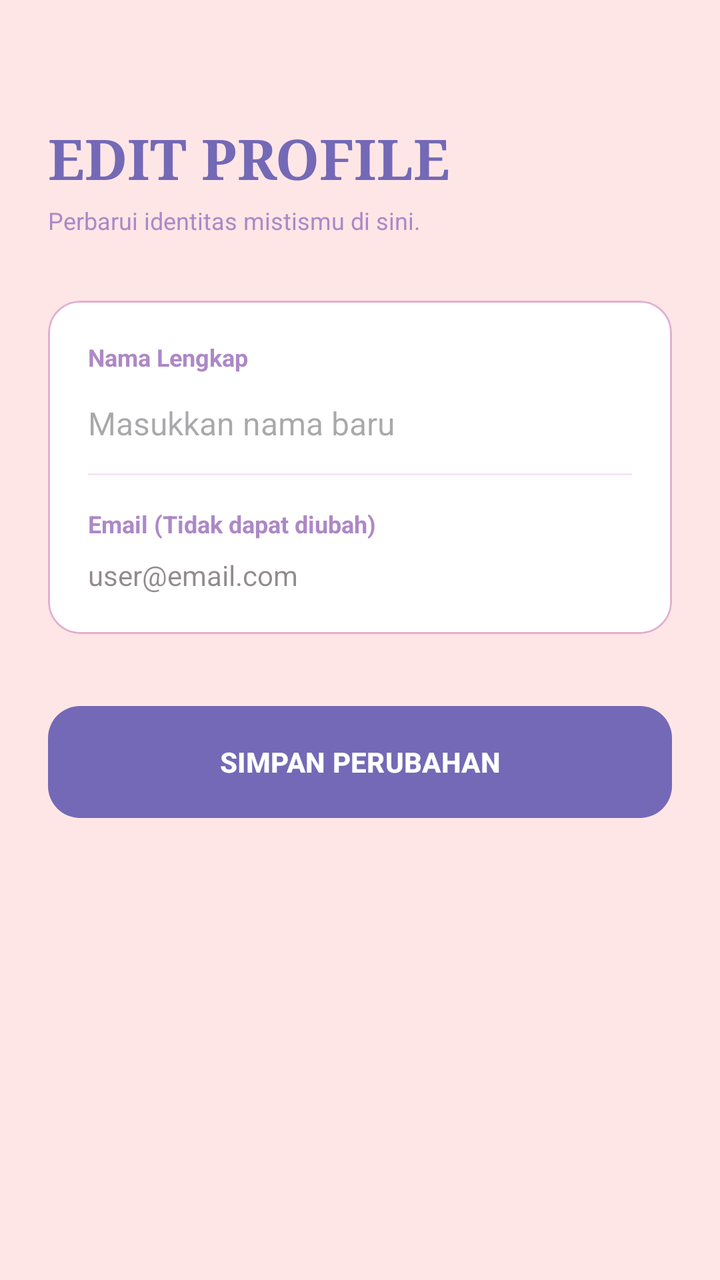
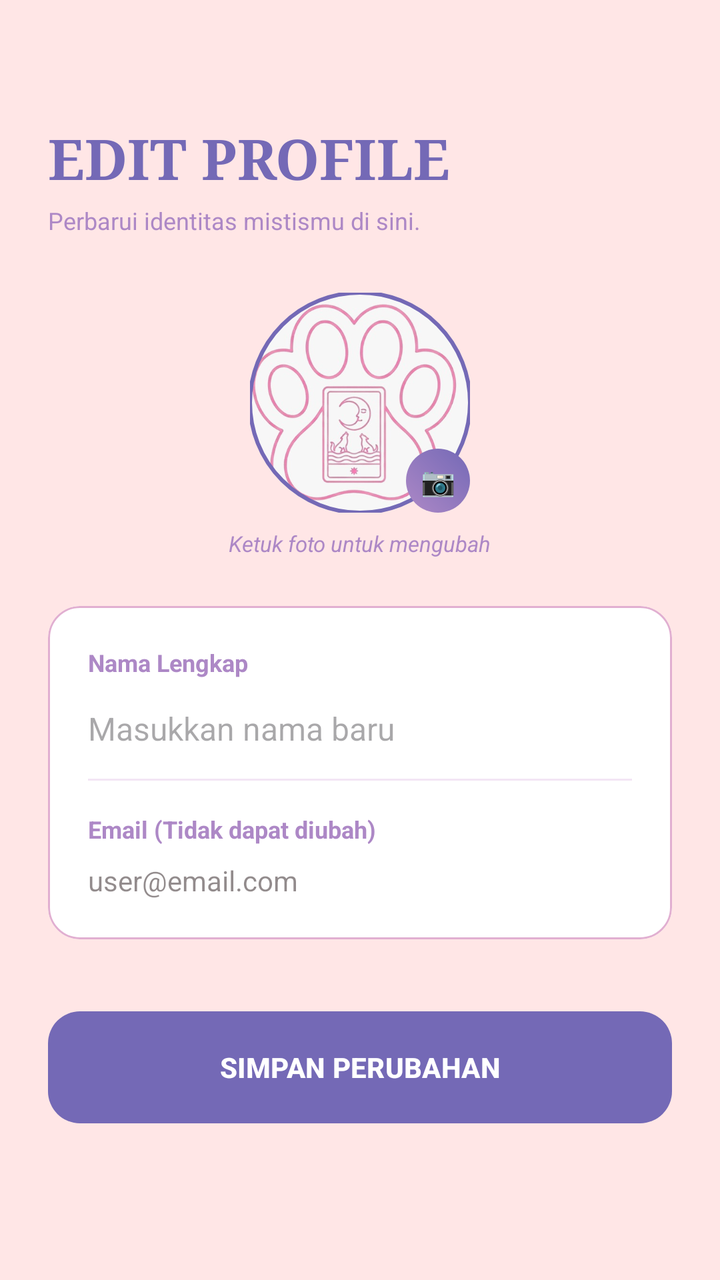

An Android layout rendered at two revisions. The XML below is the earlier revision; the diff shows what the commit changed to produce the second picture.
<!-- AndroidManifest.xml: application theme Theme.Tarot -->
<!-- res/layout/activity_edit_profile.xml -->
<?xml version="1.0" encoding="utf-8"?>
<LinearLayout xmlns:android="http://schemas.android.com/apk/res/android"
    xmlns:app="http://schemas.android.com/apk/res-auto"
    android:layout_width="match_parent"
    android:layout_height="match_parent"
    android:background="#FFE6E6"
    android:orientation="vertical"
    android:padding="24dp">

    <TextView
        android:layout_width="wrap_content"
        android:layout_height="wrap_content"
        android:layout_marginTop="36dp"
        android:fontFamily="serif"
        android:text="EDIT PROFILE"
        android:textColor="#7469B6"
        android:textSize="28sp"
        android:textStyle="bold" />

    <TextView
        android:layout_width="match_parent"
        android:layout_height="wrap_content"
        android:layout_marginTop="4dp"
        android:text="Perbarui identitas mistismu di sini."
        android:textColor="#AD88C6"
        android:textSize="12sp" />

    <com.google.android.material.card.MaterialCardView
        android:layout_width="match_parent"
        android:layout_height="wrap_content"
        android:layout_marginTop="32dp"
        app:cardBackgroundColor="#FFFFFF"
        app:cardCornerRadius="16dp"
        app:cardElevation="0dp"
        app:strokeColor="#E1AFD1"
        app:strokeWidth="1dp">

        <LinearLayout
            android:layout_width="match_parent"
            android:layout_height="wrap_content"
            android:orientation="vertical"
            android:padding="20dp">

            <TextView
                android:layout_width="wrap_content"
                android:layout_height="wrap_content"
                android:text="Nama Lengkap"
                android:textColor="#AD88C6"
                android:textSize="12sp"
                android:textStyle="bold" />

            <EditText
                android:id="@+id/etEditName"
                android:layout_width="match_parent"
                android:layout_height="50dp"
                android:background="@android:color/transparent"
                android:hint="Masukkan nama baru"
                android:inputType="textPersonName"
                android:textColor="#251819"
                android:textSize="16sp" />

            <View
                android:layout_width="match_parent"
                android:layout_height="1dp"
                android:background="#F3E5F5" />

            <TextView
                android:layout_width="wrap_content"
                android:layout_height="wrap_content"
                android:layout_marginTop="16dp"
                android:text="Email (Tidak dapat diubah)"
                android:textColor="#AD88C6"
                android:textSize="12sp"
                android:textStyle="bold" />

            <TextView
                android:id="@+id/tvStaticEmail"
                android:layout_width="match_parent"
                android:layout_height="wrap_content"
                android:layout_marginTop="8dp"
                android:text="user@email.com"
                android:textColor="#80251819"
                android:textSize="14sp" />

        </LinearLayout>
    </com.google.android.material.card.MaterialCardView>

    <com.google.android.material.button.MaterialButton
        android:id="@+id/btnSaveProfile"
        android:layout_width="match_parent"
        android:layout_height="64dp"
        android:layout_marginTop="32dp"
        android:text="SIMPAN PERUBAHAN"
        android:textStyle="bold"
        app:backgroundTint="#7469B6"
        app:cornerRadius="16dp" />

</LinearLayout>
<!-- resources referenced by this layout -->
<resources>
  <style name="Theme.Tarot" parent="Base.Theme.Tarot" />
  <style name="Base.Theme.Tarot" parent="Theme.Material3.DayNight.NoActionBar">
          <item name="colorPrimary">#7469B6</item>
          <item name="colorOnPrimary">#FFFFFF</item>
          <item name="colorPrimaryContainer">#F3E5F5</item>
  
          <item name="android:windowBackground">#FFE6E6</item>
  
          <item name="android:statusBarColor">#7469B6</item>
          <item name="android:windowLightStatusBar">false</item>
      </style>
</resources>

<!-- the commit's change to res/layout/activity_edit_profile.xml (unified diff, before → after) -->
@@ -25,10 +25,51 @@
         android:textColor="#AD88C6"
         android:textSize="12sp" />
 
+    
+    <FrameLayout
+        android:layout_width="wrap_content"
+        android:layout_height="wrap_content"
+        android:layout_gravity="center_horizontal"
+        android:layout_marginTop="28dp">
+
+        <com.google.android.material.imageview.ShapeableImageView
+            android:id="@+id/imgProfileEdit"
+            android:layout_width="110dp"
+            android:layout_height="110dp"
+            android:clickable="true"
+            android:focusable="true"
+            android:foreground="?attr/selectableItemBackgroundBorderless"
+            android:scaleType="centerCrop"
+            android:src="@drawable/meow"
+            app:shapeAppearanceOverlay="@style/CircleAppearance"
+            app:strokeColor="#7469B6"
+            app:strokeWidth="2dp" />
+
+        
+        <TextView
+            android:layout_width="32dp"
+            android:layout_height="32dp"
+            android:layout_gravity="bottom|end"
+            android:background="@drawable/bg_button_gradient"
+            android:gravity="center"
+            android:text="📷"
+            android:textSize="14sp" />
+    </FrameLayout>
+
+    <TextView
+        android:layout_width="wrap_content"
+        android:layout_height="wrap_content"
+        android:layout_gravity="center_horizontal"
+        android:layout_marginTop="8dp"
+        android:text="Ketuk foto untuk mengubah"
+        android:textColor="#AD88C6"
+        android:textSize="11sp"
+        android:textStyle="italic" />
+
     <com.google.android.material.card.MaterialCardView
         android:layout_width="match_parent"
         android:layout_height="wrap_content"
-        android:layout_marginTop="32dp"
+        android:layout_marginTop="24dp"
         app:cardBackgroundColor="#FFFFFF"
         app:cardCornerRadius="16dp"
         app:cardElevation="0dp"
<!-- resource entries referenced after the edit -->
@@ -1,5 +1,17 @@
 <!-- resources referenced by this layout -->
 <resources>
+  <!-- drawable bg_button_gradient (drawable) -->
+  <shape xmlns:android="http://schemas.android.com/apk/res/android">
+      <gradient
+          android:startColor="#AD88C6"
+          android:endColor="#7469B6"
+          android:angle="45"/>
+      <corners android:radius="100dp" />
+  </shape>
+  <!-- drawable meow: png bitmap (drawable, 183790 bytes) -->
+  <style name="CircleAppearance" parent="">
+          <item name="cornerSize">50%</item>
+      </style>
   <style name="Theme.Tarot" parent="Base.Theme.Tarot" />
   <style name="Base.Theme.Tarot" parent="Theme.Material3.DayNight.NoActionBar">
           <item name="colorPrimary">#7469B6</item>
